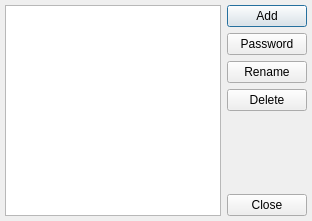
This is src/plugins/optionsmanager/editprofilesdialog.ui in vacuum-im/vacuum-im as Qt 5 draws it before an edit. The edited form follows.
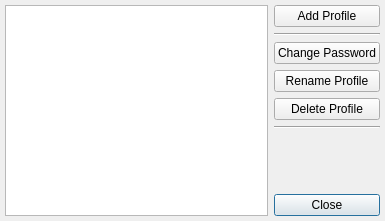
This is the edited form.

Diff of the .ui file:
```diff
--- a/src/plugins/optionsmanager/editprofilesdialog.ui
+++ b/src/plugins/optionsmanager/editprofilesdialog.ui
@@ -6,7 +6,7 @@
    <rect>
     <x>0</x>
     <y>0</y>
-    <width>312</width>
+    <width>385</width>
     <height>221</height>
    </rect>
   </property>
@@ -32,28 +32,42 @@
      <item>
       <widget class="QPushButton" name="pbtAdd">
        <property name="text">
-        <string>Add</string>
+        <string>Add Profile</string>
+       </property>
+      </widget>
+     </item>
+     <item>
+      <widget class="Line" name="line">
+       <property name="orientation">
+        <enum>Qt::Horizontal</enum>
        </property>
       </widget>
      </item>
      <item>
       <widget class="QPushButton" name="pbtPassword">
        <property name="text">
-        <string>Password</string>
+        <string>Change Password</string>
        </property>
       </widget>
      </item>
      <item>
       <widget class="QPushButton" name="pbtRename">
        <property name="text">
-        <string>Rename</string>
+        <string>Rename Profile</string>
        </property>
       </widget>
      </item>
      <item>
       <widget class="QPushButton" name="pbtDelete">
        <property name="text">
-        <string>Delete</string>
+        <string>Delete Profile</string>
+       </property>
+      </widget>
+     </item>
+     <item>
+      <widget class="Line" name="line_2">
+       <property name="orientation">
+        <enum>Qt::Horizontal</enum>
        </property>
       </widget>
      </item>
@@ -75,6 +89,9 @@
        <property name="text">
         <string>Close</string>
        </property>
+       <property name="default">
+        <bool>true</bool>
+       </property>
       </widget>
      </item>
     </layout>
```
Left out of the diff: 2 changed lines with no effect on the pictures.
